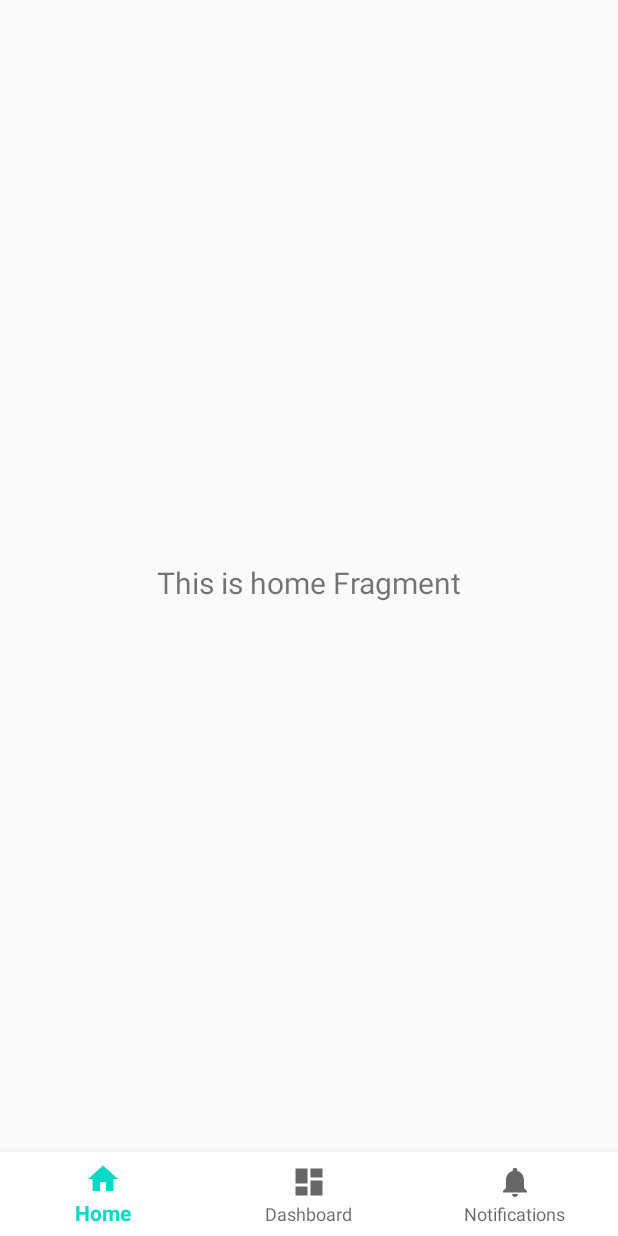
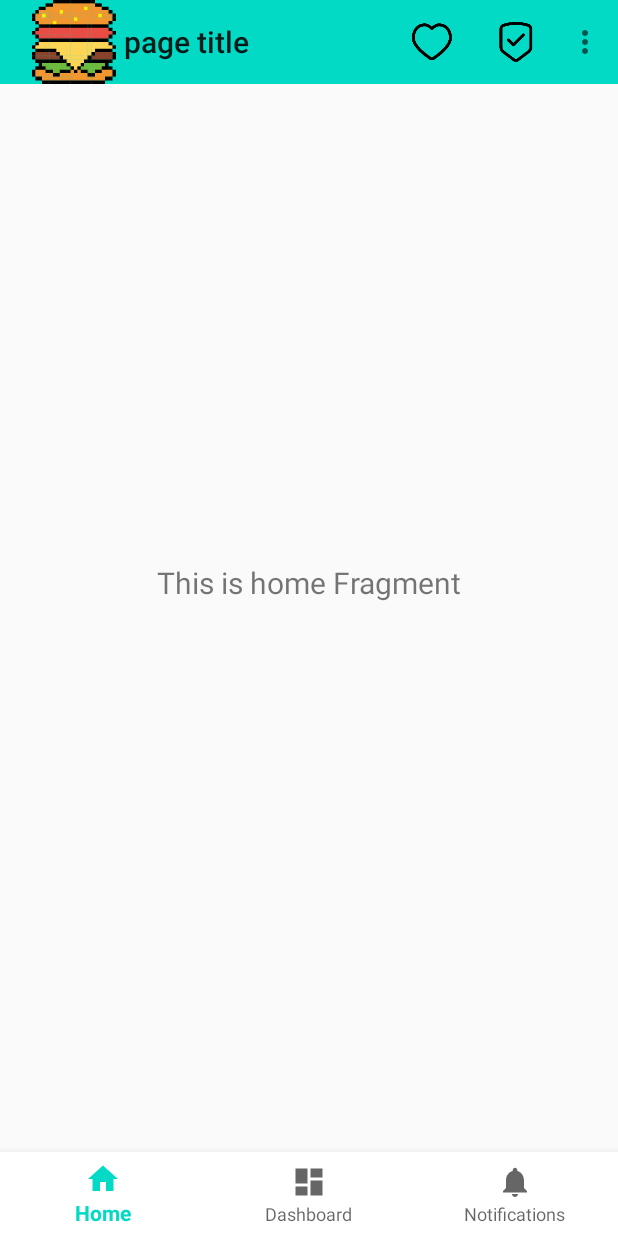
Before and after one commit to wanglijian1993/jepackMvvm, an Android app: the screen it shows after launch (MainActivity), on a phone screen of 412 x 824 dp. Run offline under Robolectric (Android 15) with nearby library versions, the phone set to English and light mode, and no system bars; our stand-ins replace navigation-ui.

Commit message:
1.添加DrawableLayout侧滑栏 2.添加Toolbar

```diff
--- a/app/src/main/java/com/example/myjepckmvvm/MainActivity.kt
+++ b/app/src/main/java/com/example/myjepckmvvm/MainActivity.kt
@@ -1,14 +1,12 @@
 package com.example.myjepckmvvm
 
 import android.os.Bundle
-import android.view.MenuItem
 import androidx.navigation.findNavController
 import androidx.navigation.ui.setupWithNavController
 import com.example.myjepckmvvm.base.BaseKtActivity
 import com.example.myjepckmvvm.databinding.ActivityMainBinding
 import com.example.myjepckmvvm.mvvm.MainViewModel
 import com.google.android.material.bottomnavigation.BottomNavigationView
-import com.google.android.material.navigation.NavigationBarView
 
 class MainActivity : BaseKtActivity<ActivityMainBinding, MainViewModel>() {
 
@@ -23,8 +21,7 @@ class MainActivity : BaseKtActivity<ActivityMainBinding, MainViewModel>() {
         val navView: BottomNavigationView = binding.bottomNav
         val navController = findNavController(R.id.nav_host_container)
         navView.setupWithNavController(navController)
-        navView.setOnItemSelectedListener(object : NavigationBarView.OnItemSelectedListener {
-            override fun onNavigationItemSelected(item: MenuItem): Boolean {
+        navView.setOnItemSelectedListener { item ->
             when (item.itemId) {
                 R.id.navigation_home -> {
                     navController.navigate(R.id.home)
@@ -40,9 +37,8 @@ class MainActivity : BaseKtActivity<ActivityMainBinding, MainViewModel>() {
 
                 }
             }
-                return true
+            true
         }
-        })
 
     }
 
--- /dev/null
+++ b/app/src/main/java/com/example/myjepckmvvm/ui/drawable/LeftDrawableFragment.kt
@@ -0,0 +1,21 @@
+package com.example.myjepckmvvm.ui.drawable
+
+import android.os.Bundle
+import android.view.LayoutInflater
+import android.view.View
+import android.view.ViewGroup
+import androidx.fragment.app.Fragment
+import com.example.myjepckmvvm.databinding.FragmentDrawableLeftBinding
+
+class LeftDrawableFragment : Fragment() {
+
+    override fun onCreateView(
+        inflater: LayoutInflater,
+        container: ViewGroup?,
+        savedInstanceState: Bundle?
+    ): View {
+        val binding = FragmentDrawableLeftBinding.inflate(inflater, container, false)
+        return binding.root
+    }
+
+}
--- a/app/src/main/res/layout/activity_main.xml
+++ b/app/src/main/res/layout/activity_main.xml
@@ -1,9 +1,27 @@
 <?xml version="1.0" encoding="utf-8"?>
-<androidx.constraintlayout.widget.ConstraintLayout xmlns:android="http://schemas.android.com/apk/res/android"
+<androidx.drawerlayout.widget.DrawerLayout android:id="@+id/drawer_layout"
+    android:layout_width="match_parent"
+    android:layout_height="match_parent"
+    android:fitsSystemWindows="true"
+    xmlns:android="http://schemas.android.com/apk/res/android"
+    xmlns:app="http://schemas.android.com/apk/res-auto">
+
+    <androidx.constraintlayout.widget.ConstraintLayout
         android:orientation="vertical"
         android:layout_width="match_parent"
-    android:layout_height="match_parent"
-    xmlns:app="http://schemas.android.com/apk/res-auto">
+        android:layout_height="match_parent">
+
+        <androidx.appcompat.widget.Toolbar
+            android:id="@+id/topAppBar"
+            android:layout_width="match_parent"
+            android:layout_height="?attr/actionBarSize"
+            app:title="@string/page_title"
+            app:menu="@menu/top_app_bar"
+            android:background="@color/colorAccent"
+            app:layout_constraintStart_toStartOf="parent"
+            app:layout_constraintTop_toTopOf="parent"
+            app:logo="@mipmap/ic_hamburg"
+            style="@style/Widget.AppCompat.Toolbar" />
         <!-- 底部导航 -->
         <com.google.android.material.bottomnavigation.BottomNavigationView
             android:id="@+id/bottom_nav"
@@ -30,3 +48,14 @@
         app:layout_constraintTop_toTopOf="parent" />
 
     </androidx.constraintlayout.widget.ConstraintLayout>
+
+    <!-- Container for contents of drawer - use NavigationView to make configuration easier -->
+
+    <fragment
+        android:id="@+id/drawable_left"
+        android:layout_width="match_parent"
+        android:layout_height="match_parent"
+        android:layout_gravity="start"
+        android:name="com.example.myjepckmvvm.ui.drawable.LeftDrawableFragment" />
+
+</androidx.drawerlayout.widget.DrawerLayout>
--- /dev/null
+++ b/app/src/main/res/layout/fragment_drawable_left.xml
@@ -0,0 +1,18 @@
+<?xml version="1.0" encoding="utf-8"?>
+<androidx.constraintlayout.widget.ConstraintLayout xmlns:android="http://schemas.android.com/apk/res/android"
+    android:layout_width="match_parent"
+    android:layout_height="match_parent"
+    android:background="@android:color/white"
+    xmlns:app="http://schemas.android.com/apk/res-auto">
+
+    <TextView
+        android:layout_width="wrap_content"
+        android:layout_height="wrap_content"
+        app:layout_constraintStart_toStartOf="parent"
+        app:layout_constraintEnd_toEndOf="parent"
+        app:layout_constraintTop_toTopOf="parent"
+        app:layout_constraintBottom_toBottomOf="parent"
+        android:text="侧滑栏"
+        android:textSize="16sp" />
+
+</androidx.constraintlayout.widget.ConstraintLayout>
--- /dev/null
+++ b/app/src/main/res/menu/top_app_bar.xml
@@ -0,0 +1,26 @@
+<?xml version="1.0" encoding="utf-8"?>
+<menu xmlns:android="http://schemas.android.com/apk/res/android"
+    xmlns:app="http://schemas.android.com/apk/res-auto">
+
+    <item
+        android:id="@+id/lovely"
+        android:icon="@mipmap/ic_lovely"
+        android:title="@string/lovely"
+        android:contentDescription="@string/lovely"
+        app:showAsAction="ifRoom" />
+
+    <item
+        android:id="@+id/safe"
+        android:icon="@mipmap/ic_safe"
+        android:title="@string/safe"
+        android:contentDescription="@string/safe"
+        app:showAsAction="ifRoom" />
+
+    <item
+        android:id="@+id/record"
+        android:icon="@mipmap/ic_play_record"
+        android:title="@string/play_record"
+        android:contentDescription="@string/play_record"
+        app:showAsAction="never" />
+
+</menu>
--- a/app/src/main/res/values/strings.xml
+++ b/app/src/main/res/values/strings.xml
@@ -4,4 +4,8 @@
     <string name="title_home">Home</string>
     <string name="title_dashboard">Dashboard</string>
     <string name="title_notifications">Notifications</string>
+    <string name="page_title">page title\n</string>
+    <string name="lovely">爱心</string>
+    <string name="safe">安全\n</string>
+    <string name="play_record">回放记录\n</string>
 </resources>
```
Also changed, not shown: app/src/main/res/mipmap-xxhdpi/ic_hamburg.png (added), app/src/main/res/mipmap-xxhdpi/ic_lovely.png (added), app/src/main/res/mipmap-xxhdpi/ic_play_record.png (added), app/src/main/res/mipmap-xxhdpi/ic_safe.png (added). Lines whose indentation alone changed are shown as unchanged.
